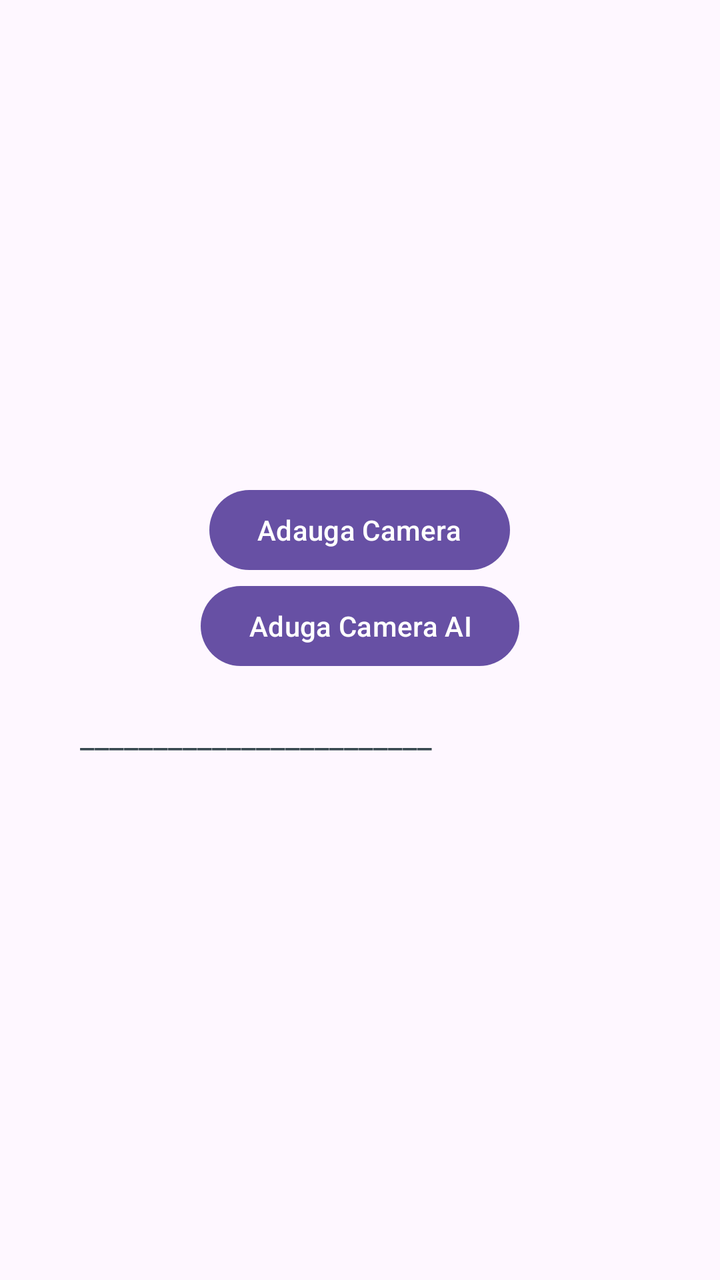
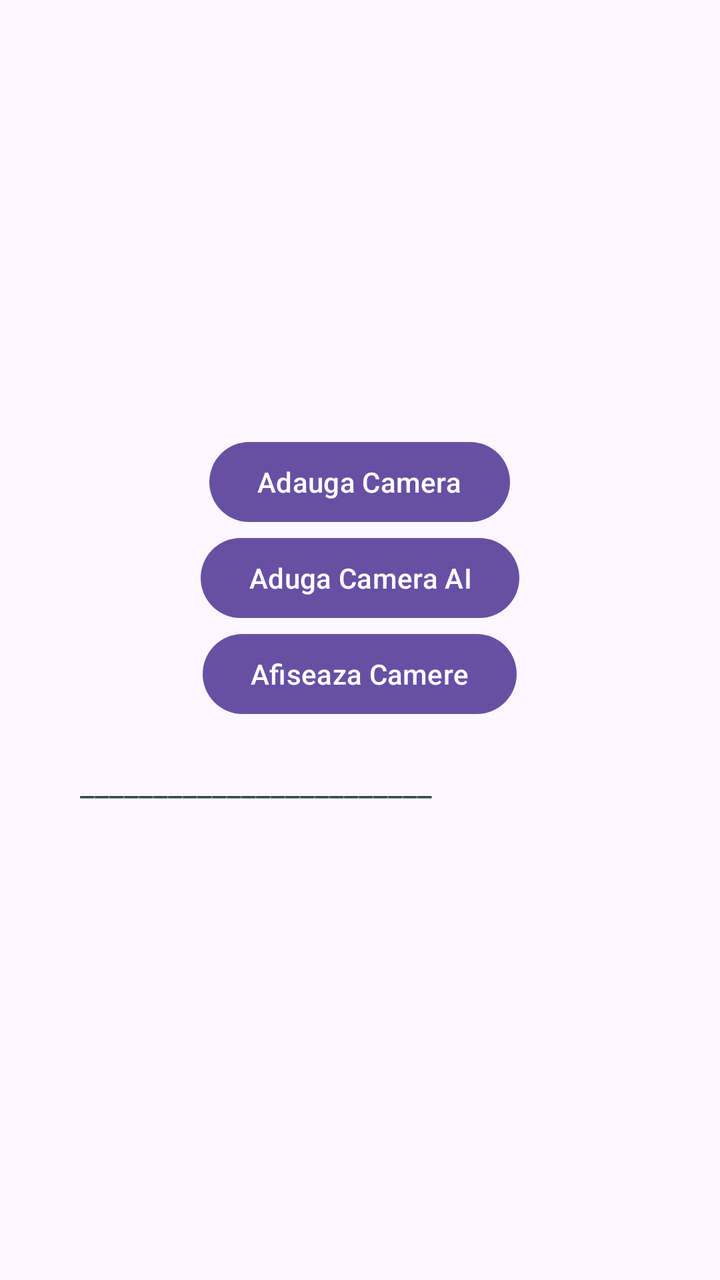

Compare the two renders of this Android layout. The source of the first and the diff that turns it into the second are given below.
<!-- AndroidManifest.xml: application theme Theme.SecondAplication -->
<!-- res/layout/activity_main.xml -->
<?xml version="1.0" encoding="utf-8"?>
<LinearLayout
    xmlns:android="http://schemas.android.com/apk/res/android"
    android:id="@+id/main"
    android:layout_width="match_parent"
    android:layout_height="match_parent"
    android:orientation="vertical"
    android:gravity="center"
    android:padding="20dp">

    <Button
        android:id="@+id/btnAdauga"
        android:layout_width="wrap_content"
        android:layout_height="wrap_content"
        android:text="Adauga Camera"
         />

    <Button
        android:id="@+id/btnAdaugaAi"
        android:layout_width="wrap_content"
        android:layout_height="wrap_content"
        android:text="Aduga Camera AI"
        />

    <TextView
        android:id="@+id/tvRezultat"
        android:layout_width="match_parent"
        android:layout_height="wrap_content"
        android:text="________________________"
        android:textSize="16sp"
        android:textColor="#37474F"
        android:padding="20dp"
        android:lineSpacingExtra="6dp"
        android:gravity="start"/>



</LinearLayout>
<!-- resources referenced by this layout -->
<resources>
  <style name="Theme.SecondAplication" parent="Base.Theme.SecondAplication" />
  <style name="Base.Theme.SecondAplication" parent="Theme.Material3.DayNight.NoActionBar">
          
          
      </style>
</resources>

<!-- the commit's change to res/layout/activity_main.xml (unified diff, before → after) -->
@@ -22,6 +22,13 @@
         android:text="Aduga Camera AI"
         />
 
+    <Button
+        android:id="@+id/btnVL"
+        android:layout_width="wrap_content"
+        android:layout_height="wrap_content"
+        android:text="Afiseaza Camere"
+        />
+
     <TextView
         android:id="@+id/tvRezultat"
         android:layout_width="match_parent"
@@ -34,5 +41,4 @@
         android:gravity="start"/>
 
 
-
 </LinearLayout>
